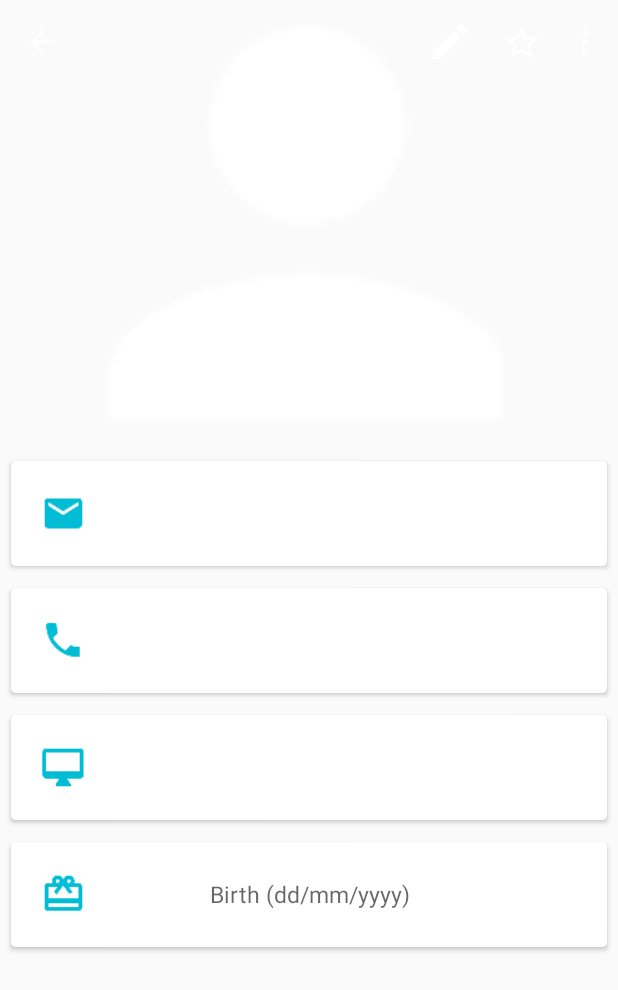
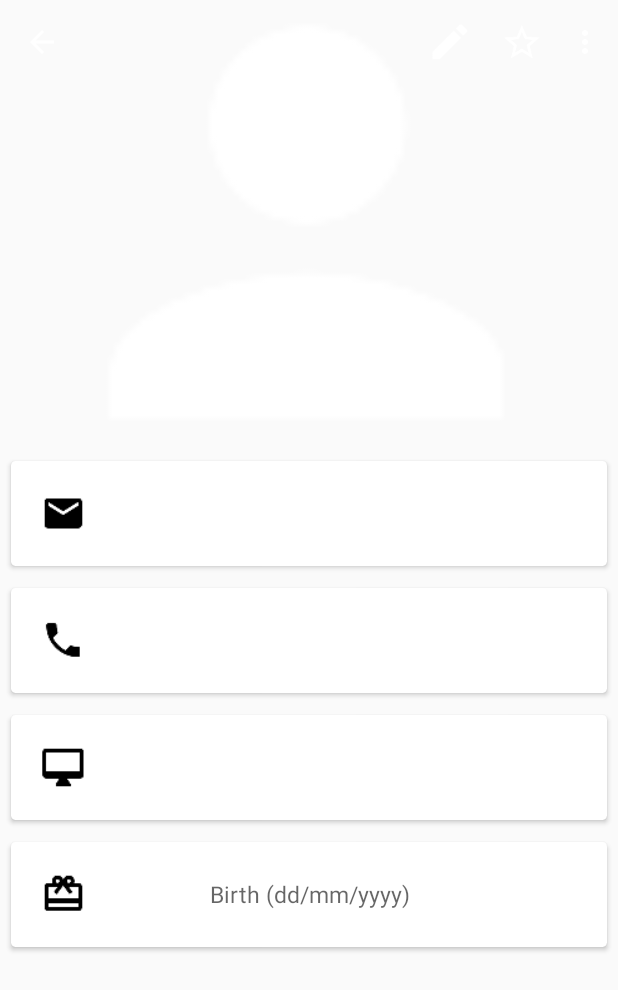
Before and after one commit to douglasSoares647/Contact-Manager, an Android app: the ContactInformationActivity screen opened directly, with no data from a screen before it, on a phone screen of 412 x 824 dp. Shown: the top 990 px of the screen. Run offline under Robolectric (Android 15) with nearby library versions, the phone set to English and light mode, and no system bars; pictures from the network do not load; 7 statements that could not run were skipped.

Commit message:
commit com cores funcionando

```diff
--- a/app/src/main/java/contatos/treinamento/com/br/contatos/controller/activity/ContactInformationActivity.java
+++ b/app/src/main/java/contatos/treinamento/com/br/contatos/controller/activity/ContactInformationActivity.java
@@ -6,6 +6,8 @@ import android.content.DialogInterface;
 import android.content.Intent;
 import android.graphics.Bitmap;
 import android.graphics.Color;
+import android.graphics.Typeface;
+import android.graphics.drawable.AnimationDrawable;
 import android.os.Bundle;
 import android.support.v4.app.NavUtils;
 import android.support.v4.graphics.drawable.RoundedBitmapDrawable;
@@ -34,6 +36,7 @@ import contatos.treinamento.com.br.contatos.model.entity.Contact;
 import contatos.treinamento.com.br.contatos.model.util.BitmapHelper;
 import contatos.treinamento.com.br.contatos.model.util.CameraHelper;
 import contatos.treinamento.com.br.contatos.model.util.FormHelper;
+import contatos.treinamento.com.br.contatos.model.util.MenuHelper;
 
 /**
  * Created by c1284521 on 19/10/2015.
@@ -91,19 +94,29 @@ public class ContactInformationActivity extends AppCompatActivity {
         iconWebSite = (ImageView) findViewById(R.id.iconWebSite);
 
         Window window = getWindow();
-        if (!new File(contact.getPhoto()).exists()) {
-            window.setStatusBarColor(Integer.parseInt(contact.getPhoto()));
-            iconEmail.setColorFilter(Integer.parseInt(contact.getPhoto()));
-            iconTelephone.setColorFilter(Integer.parseInt(contact.getPhoto()));
-            iconBirth.setColorFilter(Integer.parseInt(contact.getPhoto()));
-            iconWebSite.setColorFilter(Integer.parseInt(contact.getPhoto()));
-        } else {
-            window.setStatusBarColor(getResources().getColor(R.color.colorPrimaryDark));
-            iconEmail.setColorFilter(getResources().getColor(R.color.colorPrimary));
-            iconTelephone.setColorFilter(getResources().getColor(R.color.colorPrimary));
-            iconBirth.setColorFilter(getResources().getColor(R.color.colorPrimary));
-            iconWebSite.setColorFilter(getResources().getColor(R.color.colorPrimary));
-        }
+        window.setStatusBarColor(Integer.parseInt(contact.getContactColor()));
+        iconEmail.setColorFilter(Integer.parseInt(contact.getContactColor()));
+        iconTelephone.setColorFilter(Integer.parseInt(contact.getContactColor()));
+        iconBirth.setColorFilter(Integer.parseInt(contact.getContactColor()));
+        iconWebSite.setColorFilter(Integer.parseInt(contact.getContactColor()));
+
+
+        iconTelephone.setClickable(true);
+        iconWebSite.setClickable(true);
+        iconTelephone.setOnClickListener(new View.OnClickListener() {
+            @Override
+            public void onClick(View view) {
+                MenuHelper.onMenuCallClick(contact, ContactInformationActivity.this);
+            }
+        });
+
+        iconWebSite.setOnClickListener(new View.OnClickListener() {
+            @Override
+            public void onClick(View view) {
+                MenuHelper.onMenuWebSiteClick(contact, ContactInformationActivity.this);
+            }
+        });
+
 
     }
 
@@ -184,6 +197,8 @@ public class ContactInformationActivity extends AppCompatActivity {
         actionBar.setTitle("");
         TextView title = (TextView) view.findViewById(R.id.toolbar_title);
         title.setText(contact.getName());
+        Typeface roboto = Typeface.createFromAsset(getAssets(), "fonts/Roboto-Bold.ttf");
+        title.setTypeface(roboto);
         BitmapHelper.loadFullImage(this, photo, contact.getPhoto());
 
         setSupportActionBar(actionBar);
--- a/app/src/main/java/contatos/treinamento/com/br/contatos/controller/adapter/ContactListAdapter.java
+++ b/app/src/main/java/contatos/treinamento/com/br/contatos/controller/adapter/ContactListAdapter.java
@@ -78,7 +78,10 @@ public class ContactListAdapter extends
         TextView textViewLastModified = viewHolder.textViewLastModified;
 
 
+        if(contact.getPhoto()!=null)
         BitmapHelper.loadImage(context,imageViewItemList,contact.getPhoto());
+        else
+            BitmapHelper.loadImage(context,imageViewItemList,contact.getContactColor());
 
 
 //        imageViewItemList.setOnClickListener(new View.OnClickListener() {
--- a/app/src/main/java/contatos/treinamento/com/br/contatos/controller/adapter/ViewPageAdapter.java
+++ b/app/src/main/java/contatos/treinamento/com/br/contatos/controller/adapter/ViewPageAdapter.java
@@ -1,13 +1,11 @@
 package contatos.treinamento.com.br.contatos.controller.adapter;
 
-import android.os.Bundle;
 import android.support.v4.app.Fragment;
 import android.support.v4.app.FragmentManager;
 import android.support.v4.app.FragmentStatePagerAdapter;
 
-import contatos.treinamento.com.br.contatos.R;
-import contatos.treinamento.com.br.contatos.controller.activity.ContactFavoriteListFragment;
-import contatos.treinamento.com.br.contatos.controller.activity.ContactListFragment;
+import contatos.treinamento.com.br.contatos.controller.activity.fragments.ContactFavoriteListFragment;
+import contatos.treinamento.com.br.contatos.controller.activity.fragments.ContactListFragment;
 
 public class ViewPageAdapter extends FragmentStatePagerAdapter {
 
--- a/app/src/main/java/contatos/treinamento/com/br/contatos/model/entity/Contact.java
+++ b/app/src/main/java/contatos/treinamento/com/br/contatos/model/entity/Contact.java
@@ -14,12 +14,11 @@ public class Contact implements Parcelable {
     private String name;
     private Date birth;
     private String webSite;
-    private Float rating;
     private String telephone;
     private String email;
     private Date lastDateModified;
     private boolean isFavorite;
-
+    private String contactColor;
 
 
 
@@ -58,14 +57,6 @@ public class Contact implements Parcelable {
 
     public void setWebSite(String webSite) {
         this.webSite = webSite;
-    }
-
-    public Float getRating() {
-        return rating;
-    }
-
-    public void setRating(Float rating) {
-        this.rating = rating;
     }
 
     public Long getId() {
@@ -108,6 +99,14 @@ public class Contact implements Parcelable {
         this.isFavorite = isFavorite;
     }
 
+    public String getContactColor() {
+        return contactColor;
+    }
+
+    public void setContactColor(String contactColor) {
+        this.contactColor = contactColor;
+    }
+
     public Contact() {
     }
 
@@ -123,11 +122,11 @@ public class Contact implements Parcelable {
         dest.writeString(this.name == null ? "" : this.name);
         dest.writeLong(birth != null ? birth.getTime() : -1);
         dest.writeString(this.webSite == null ? "" : this.webSite);
-        dest.writeFloat(this.rating == null ? 0 : this.rating);
         dest.writeString(this.telephone == null? "" : this.telephone);
         dest.writeString(this.email == null ? "" : this.email);
         dest.writeLong(lastDateModified == null ? -1 : lastDateModified.getTime());
         dest.writeByte(isFavorite ? (byte) 1 : (byte) 0);
+        dest.writeString(this.contactColor == null ? "" : this.contactColor);
     }
 
     protected Contact(Parcel in) {
@@ -137,13 +136,13 @@ public class Contact implements Parcelable {
         long tmpBirth = in.readLong();
         this.birth = tmpBirth == -1 ? null : new Date(tmpBirth);
         this.webSite = in.readString();
-        this.rating = in.readFloat();
         this.telephone = in.readString();
         this.email = in.readString();
         long tmpLastDateModified = in.readLong();
         this.lastDateModified = tmpLastDateModified == -1? null : new Date(tmpLastDateModified);
         byte tmpIsFavorite = in.readByte();
         this.isFavorite = tmpIsFavorite == 1? true : false;
+        this.contactColor = in.readString();
     }
 
     public static final Creator<Contact> CREATOR = new Creator<Contact>() {
--- a/app/src/main/res/layout/toolbar_information.xml
+++ b/app/src/main/res/layout/toolbar_information.xml
@@ -1,41 +1,41 @@
 <?xml version="1.0" encoding="utf-8"?>
-<FrameLayout
-    xmlns:android="http://schemas.android.com/apk/res/android"
+<FrameLayout xmlns:android="http://schemas.android.com/apk/res/android"
     xmlns:app="http://schemas.android.com/apk/res-auto"
     android:layout_width="match_parent"
     android:layout_height="300dp">
 
     <ImageView
+        android:id="@+id/imageViewContactToolbar"
         android:layout_width="match_parent"
         android:layout_height="match_parent"
-        android:src="@mipmap/ic_person"
-        android:id="@+id/imageViewContactToolbar">
-    </ImageView>
+        android:src="@mipmap/ic_person"></ImageView>
+
     <RelativeLayout
         android:layout_width="match_parent"
         android:layout_height="match_parent">
-    <android.support.v7.widget.Toolbar
-        android:layout_width="match_parent"
-        android:layout_height="match_parent"
-        android:background="@android:color/transparent"
-        app:popupTheme="@style/ThemeOverlay.AppCompat.Light"
-        app:theme="@style/ThemeOverlay.AppCompat.Dark.ActionBar"
-        android:id="@+id/actionBarWithImage">
-    </android.support.v7.widget.Toolbar>
+
+        <android.support.v7.widget.Toolbar
+            android:id="@+id/actionBarWithImage"
+            android:layout_width="match_parent"
+            android:layout_height="match_parent"
+            android:background="@android:color/transparent"
+            app:popupTheme="@style/ThemeOverlay.AppCompat.Light"
+            app:theme="@style/ThemeOverlay.AppCompat.Dark.ActionBar"></android.support.v7.widget.Toolbar>
 
         <TextView
             android:id="@+id/toolbar_title"
             android:layout_width="match_parent"
             android:layout_height="wrap_content"
-            android:maxLines="1"
-            android:textColor="#FFF"
-            android:text="OOOO"
-            android:layout_marginLeft="15dp"
-            android:textStyle="bold"
-            android:textSize="35dp"
-            android:typeface="serif"
             android:layout_alignParentBottom="true"
             android:layout_alignParentLeft="true"
-            android:layout_alignParentStart="true" />
+            android:layout_alignParentStart="true"
+            android:layout_marginLeft="15dp"
+            android:maxLines="1"
+            android:shadowColor="@color/toolbar_contact_photo_color"
+            android:shadowRadius="3"
+            android:text="OOOO"
+            android:textColor="#FFF"
+            android:textSize="35dp"
+            android:textStyle="bold" />
     </RelativeLayout>
 </FrameLayout>
--- a/app/src/main/res/values/strings.xml
+++ b/app/src/main/res/values/strings.xml
@@ -58,6 +58,9 @@
     <string name="menu_editable_item">editableItem</string>
     <string name="lbl_editable_item">Editable item2</string>
     <string name="menu_take_photo">Take photo</string>
+    <string name="title_activity_main_view">MainView</string>
+
+    <string name="action_settings">Settings</string>
 
 
 </resources>
```
Also changed, not shown: app/src/main/AndroidManifest.xml (+8 -12 lines), app/src/main/java/contatos/treinamento/com/br/contatos/controller/activity/ContactFormActivity.java (+11 -15 lines), app/src/main/java/contatos/treinamento/com/br/contatos/controller/activity/MainView.java (+7 -76 lines), app/src/main/java/contatos/treinamento/com/br/contatos/controller/activity/fragments/ContactFavoriteListFragment.java (renamed from app/src/main/java/contatos/treinamento/com/br/contatos/controller/activity/ContactListFragment.java, +33 -32 lines), app/src/main/java/contatos/treinamento/com/br/contatos/controller/activity/fragments/ContactListFragment.java (renamed from app/src/main/java/contatos/treinamento/com/br/contatos/controller/activity/ContactFavoriteListFragment.java, +32 -87 lines), app/src/main/java/contatos/treinamento/com/br/contatos/model/persistence/ContactContract.java (+8 -8 lines), app/src/main/java/contatos/treinamento/com/br/contatos/model/util/MenuHelper.java (added, +75 -0 lines), app/src/main/res/layout/activity_form_contact.xml (+0 -9 lines), app/src/main/res/layout/activity_main_view.xml (added, +41 -0 lines), app/src/main/res/layout/main_view.xml (deleted, +0 -43 lines), app/src/main/res/menu/menu_choose_or_take_photo.xml (+9 -4 lines), app/src/main/assets/fonts/Roboto-Bold.ttf (added).
